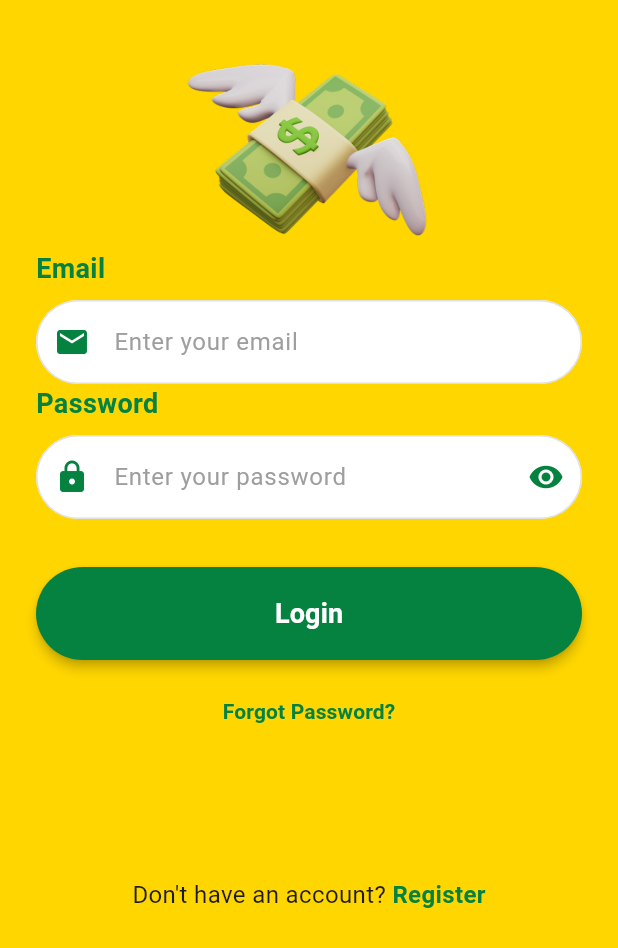
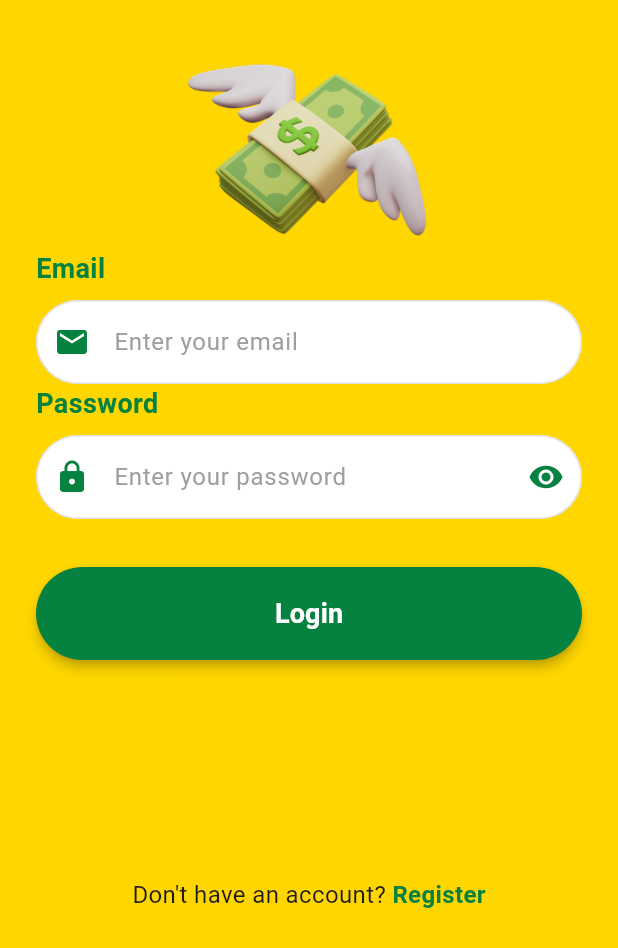
Before and after one commit to lisanstsya/MyMoney, a Flutter app: the screen it shows after launch, after a tap on "Login", on a phone screen of 412 x 824 dp, the part 288-1236 px from its top. Run offline on Flutter 3.47's test engine with Material 3 defaults, Android fonts, the phone set to English and light mode, and no system bars; our stand-ins replace awesome_notifications, fl_chart, shared_preferences; accounts and stored records are empty.

Commit message:
Update login_screen.dart

```diff
--- a/lib/login_screen.dart
+++ b/lib/login_screen.dart
@@ -389,25 +389,6 @@ class _LoginScreenState extends State<LoginScreen> {
                 const SizedBox(height: 10),
 
                 // Forgot Password (Optional)
-                Center(
-                  child: TextButton(
-                    onPressed: () {
-                      // TODO: Implement forgot password
-                      ScaffoldMessenger.of(context).showSnackBar(
-                        const SnackBar(
-                          content: Text('Forgot password feature coming soon!'),
-                        ),
-                      );
-                    },
-                    child: const Text(
-                      'Forgot Password?',
-                      style: TextStyle(
-                        color: Color(0xFF058240),
-                        fontWeight: FontWeight.w600,
-                      ),
-                    ),
-                  ),
-                ),
               ],
             ),
           ),
```
